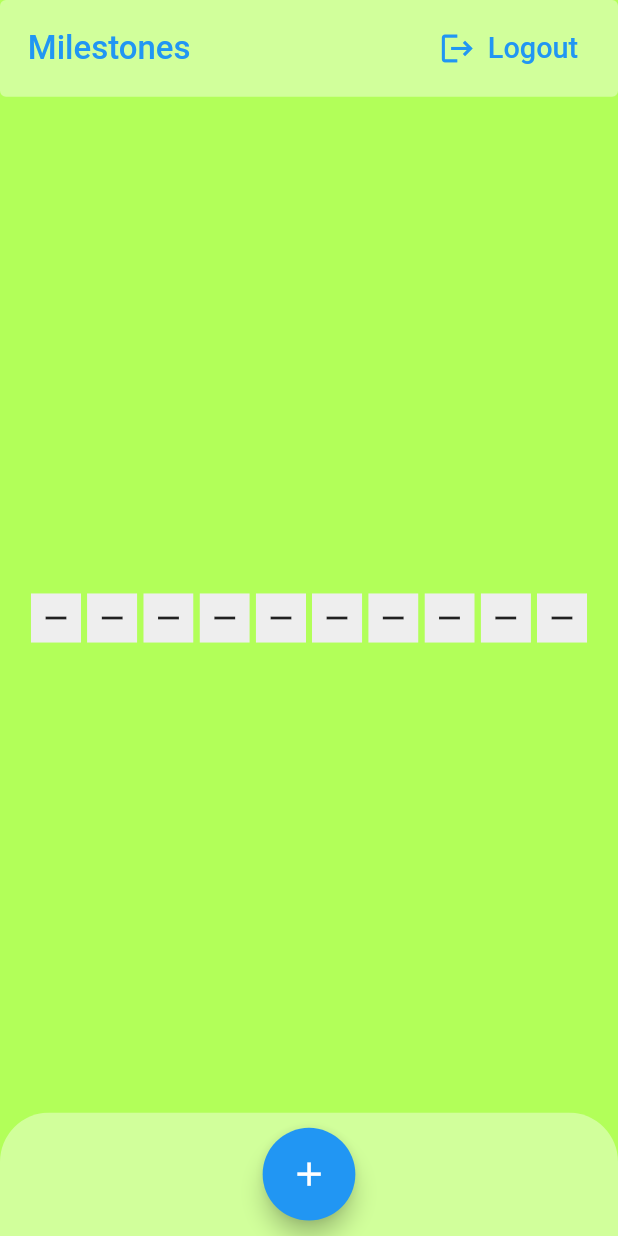
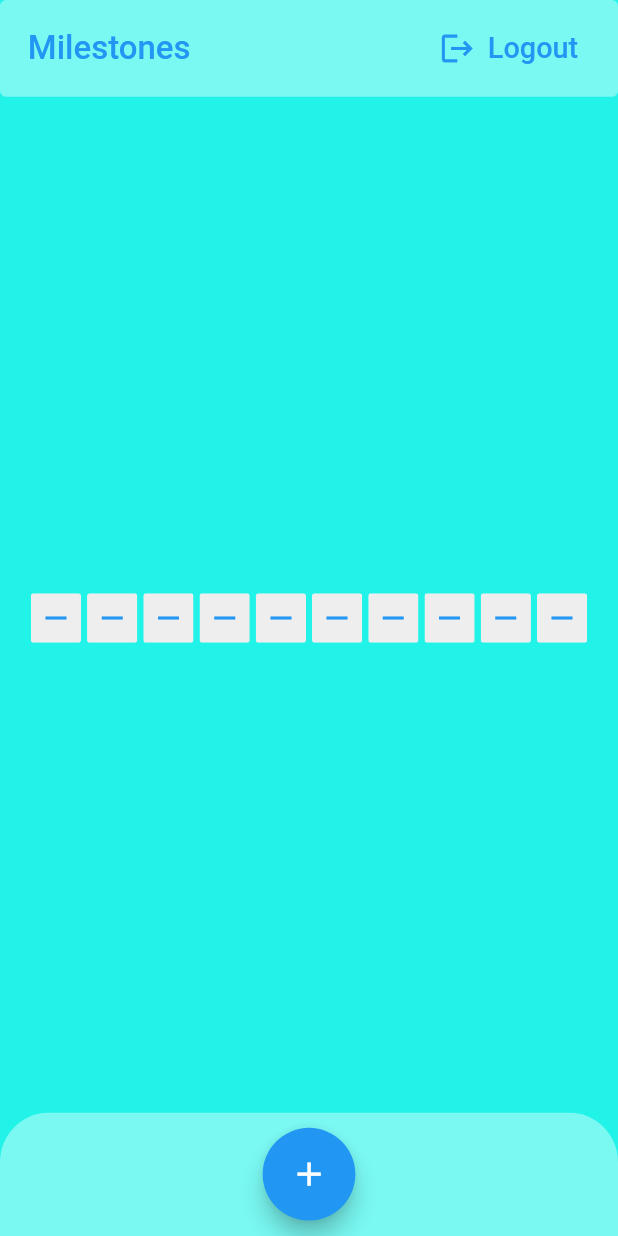
Before and after one commit to adizcode/milestones, a Flutter app: the screen it shows once a user with an empty profile is signed in, on a phone screen of 412 x 824 dp. Run offline on Flutter 3.47's test engine with Material 2 defaults, Android fonts, the phone set to English and light mode, and no system bars; drawn by our look-alikes of step_progress_indicator; our stand-ins replace cloud_firestore, firebase_auth, firebase_core, google_fonts, sizer; accounts and stored records are empty.

Commit message:
Define primary and background colors

```diff
--- a/lib/screens/home/widgets/milestones_draggable_scrollable_sheet.dart
+++ b/lib/screens/home/widgets/milestones_draggable_scrollable_sheet.dart
@@ -136,6 +136,7 @@ class _MilestonesDraggableScrollableSheetState
               style: GoogleFonts.poppins(
                 fontWeight: FontWeight.w500,
                 fontSize: 14.sp,
+                color: colorPrimary,
               ),
               textAlign: TextAlign.center,
             ),
--- a/lib/screens/home/widgets/milestones_progress_widget.dart
+++ b/lib/screens/home/widgets/milestones_progress_widget.dart
@@ -1,10 +1,8 @@
 import 'package:flutter/cupertino.dart';
 import 'package:flutter/material.dart';
-import 'package:milestones/services/auth.dart';
+import 'package:milestones/shared/constants.dart';
 import 'package:sizer/sizer.dart';
 import 'package:step_progress_indicator/step_progress_indicator.dart';
-
-import '../../../widgets/milestones_bar.dart';
 
 class MilestonesProgressWidget extends StatelessWidget {
   const MilestonesProgressWidget(
@@ -27,7 +25,7 @@ class MilestonesProgressWidget extends StatelessWidget {
   }
 
   Widget _milestonesProgressIndicatorBuilder() {
-    const Color selectedColor = Colors.blue;
+    const Color selectedColor = colorPrimary;
     final Color unselectedColor = Colors.grey[200]!;
 
     return StepProgressIndicator(
@@ -38,7 +36,10 @@ class MilestonesProgressWidget extends StatelessWidget {
       unselectedColor: unselectedColor,
       customStep: (index, color, _) {
         return Container(
-          color: color,
+          decoration: BoxDecoration(
+            borderRadius: BorderRadius.circular(0.5.w),
+            color: color,
+          ),
           child: color == selectedColor
               ? const Icon(
                   Icons.check,
@@ -46,6 +47,7 @@ class MilestonesProgressWidget extends StatelessWidget {
                 )
               : const Icon(
                   Icons.remove,
+                  color: selectedColor,
                 ),
         );
       },
--- a/lib/shared/constants.dart
+++ b/lib/shared/constants.dart
@@ -1,13 +1,18 @@
 import 'package:flutter/material.dart';
 import 'package:sizer/sizer.dart';
 
+// Colors
+const colorPrimary = Color(0xFF2196F3);
+const colorBackground = Color(0xFF21F3E9);
+
+// Styles and properties
 final textInputDecoration = InputDecoration(
   contentPadding: EdgeInsets.symmetric(horizontal: 3.w),
   enabledBorder: OutlineInputBorder(
     borderRadius: BorderRadius.circular(2.w),
   ),
   focusedBorder: OutlineInputBorder(
-    borderSide: const BorderSide(color: Colors.blue, width: 2),
+    borderSide: const BorderSide(color: colorPrimary, width: 2),
     borderRadius: BorderRadius.circular(2.w),
   ),
   errorBorder: OutlineInputBorder(
--- a/lib/widgets/milestones_bar.dart
+++ b/lib/widgets/milestones_bar.dart
@@ -1,4 +1,5 @@
 import 'package:flutter/material.dart';
+import 'package:milestones/shared/constants.dart';
 import 'package:sizer/sizer.dart';
 
 class MilestonesBar extends StatelessWidget {
@@ -27,7 +28,7 @@ class MilestonesBar extends StatelessWidget {
             Text(
               'Milestones',
               style: TextStyle(
-                color: Colors.blue,
+                color: colorPrimary,
                 fontSize: 16.sp,
                 fontWeight: FontWeight.w500,
               ),
--- a/lib/widgets/milestones_scaffold.dart
+++ b/lib/widgets/milestones_scaffold.dart
@@ -1,4 +1,5 @@
 import 'package:flutter/material.dart';
+import 'package:milestones/shared/constants.dart';
 import 'package:sizer/sizer.dart';
 
 import 'milestones_bar.dart';
@@ -22,14 +23,14 @@ class MilestonesScaffold extends StatelessWidget {
   @override
   Widget build(BuildContext context) {
     return Scaffold(
-      backgroundColor: Colors.lightGreenAccent,
+      backgroundColor: colorBackground,
       body: SafeArea(
         child: Stack(
           children: [
             Container(
               height: 100.h,
               width: 100.w,
-              color: Colors.lightGreenAccent,
+              color: colorBackground,
               child: Center(
                 child: child,
               ),
```
